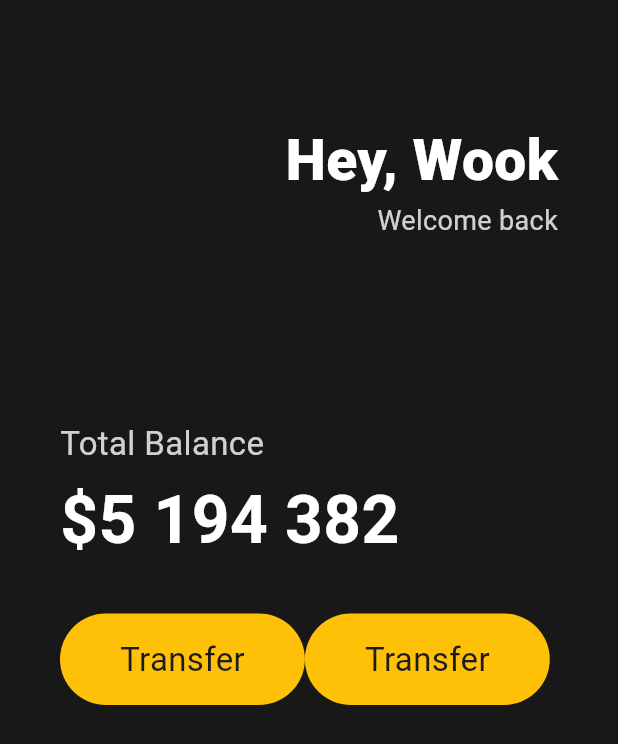
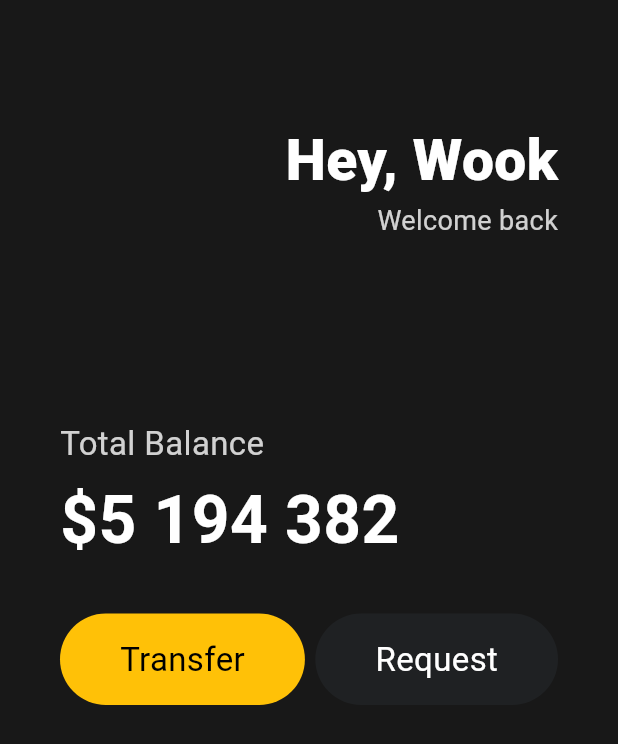
Before and after one commit to dev-deanie/flutter-toonflix, a Flutter app: the screen it shows after launch, on a phone screen of 412 x 824 dp. Shown: the top 744 px of the screen. Run offline on Flutter 3.47's test engine with Material 3 defaults, Android fonts, the phone set to English and light mode, and no system bars.

Commit message:
Add Widget

```diff
--- a/lib/main.dart
+++ b/lib/main.dart
@@ -1,4 +1,5 @@
 import 'package:flutter/material.dart';
+import 'package:toonflix/widgets/button.dart';
 
 const taxAmount = 15;
 
@@ -72,44 +73,17 @@ class App extends StatelessWidget {
               const SizedBox(
                 height: 30,
               ),
-              Row(
+              const Row(
+                mainAxisAlignment: MainAxisAlignment.spaceBetween,
                 children: [
-                  Container(
-                    decoration: BoxDecoration(
-                      color: Colors.amber,
-                      borderRadius: BorderRadius.circular(45),
-                    ),
-                    child: const Padding(
-                      padding: EdgeInsets.symmetric(
-                        vertical: 15,
-                        horizontal: 40,
-                      ),
-                      child: Text(
-                        'Transfer',
-                        style: TextStyle(
-                          fontSize: 22,
-                        ),
-                      ),
-                    ),
-                  ),
-                  Container(
-                    decoration: BoxDecoration(
-                      color: Colors.amber,
-                      borderRadius: BorderRadius.circular(45),
-                    ),
-                    child: const Padding(
-                      padding: EdgeInsets.symmetric(
-                        vertical: 15,
-                        horizontal: 40,
-                      ),
-                      child: Text(
-                        'Transfer',
-                        style: TextStyle(
-                          fontSize: 22,
-                        ),
-                      ),
-                    ),
-                  )
+                  Button(
+                      text: 'Transfer',
+                      bgColor: Colors.amber,
+                      textColor: Colors.black),
+                  Button(
+                      text: 'Request',
+                      bgColor: Color(0xFF1F2123),
+                      textColor: Colors.white),
                 ],
               )
             ],
--- /dev/null
+++ b/lib/widgets/button.dart
@@ -0,0 +1,36 @@
+import 'package:flutter/material.dart';
+
+class Button extends StatelessWidget {
+  final String text;
+  final Color bgColor;
+  final Color textColor;
+
+  const Button(
+      {super.key,
+      required this.text,
+      required this.bgColor,
+      required this.textColor});
+
+  @override
+  Widget build(BuildContext context) {
+    return Container(
+      decoration: BoxDecoration(
+        color: bgColor,
+        borderRadius: BorderRadius.circular(45),
+      ),
+      child: Padding(
+        padding: const EdgeInsets.symmetric(
+          vertical: 15,
+          horizontal: 40,
+        ),
+        child: Text(
+          text,
+          style: TextStyle(
+            color: textColor,
+            fontSize: 22,
+          ),
+        ),
+      ),
+    );
+  }
+}
```
